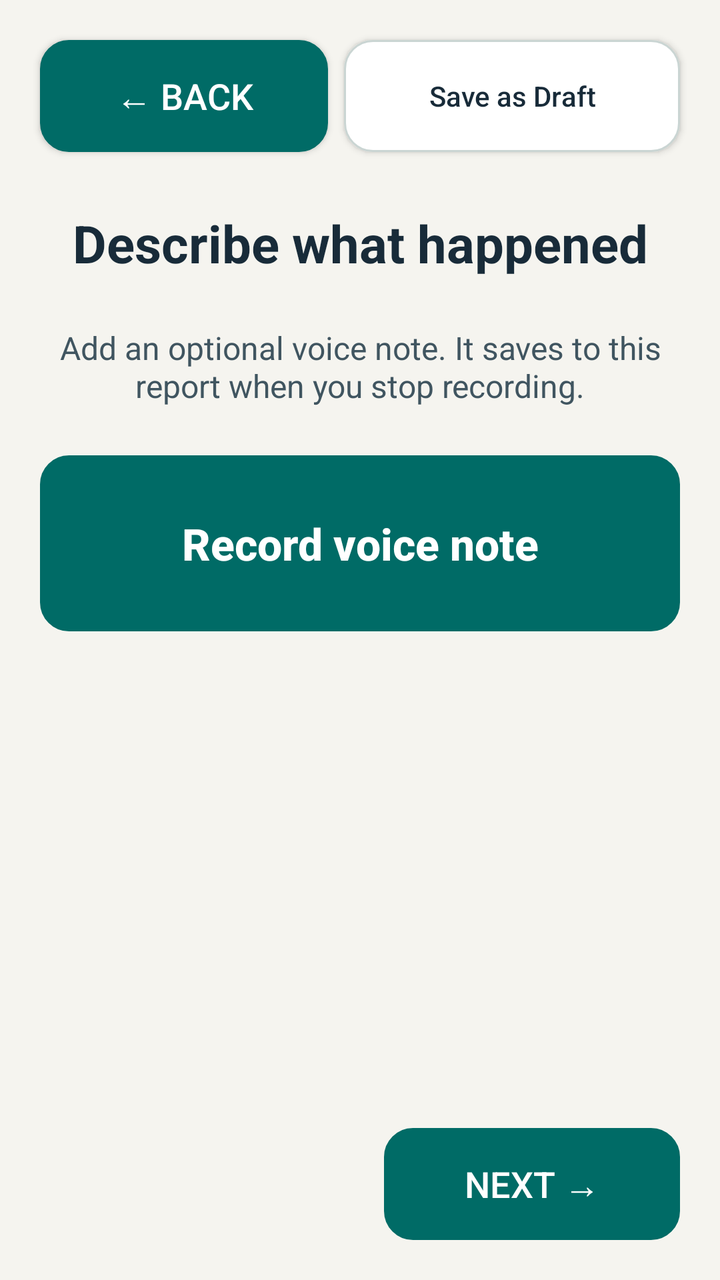
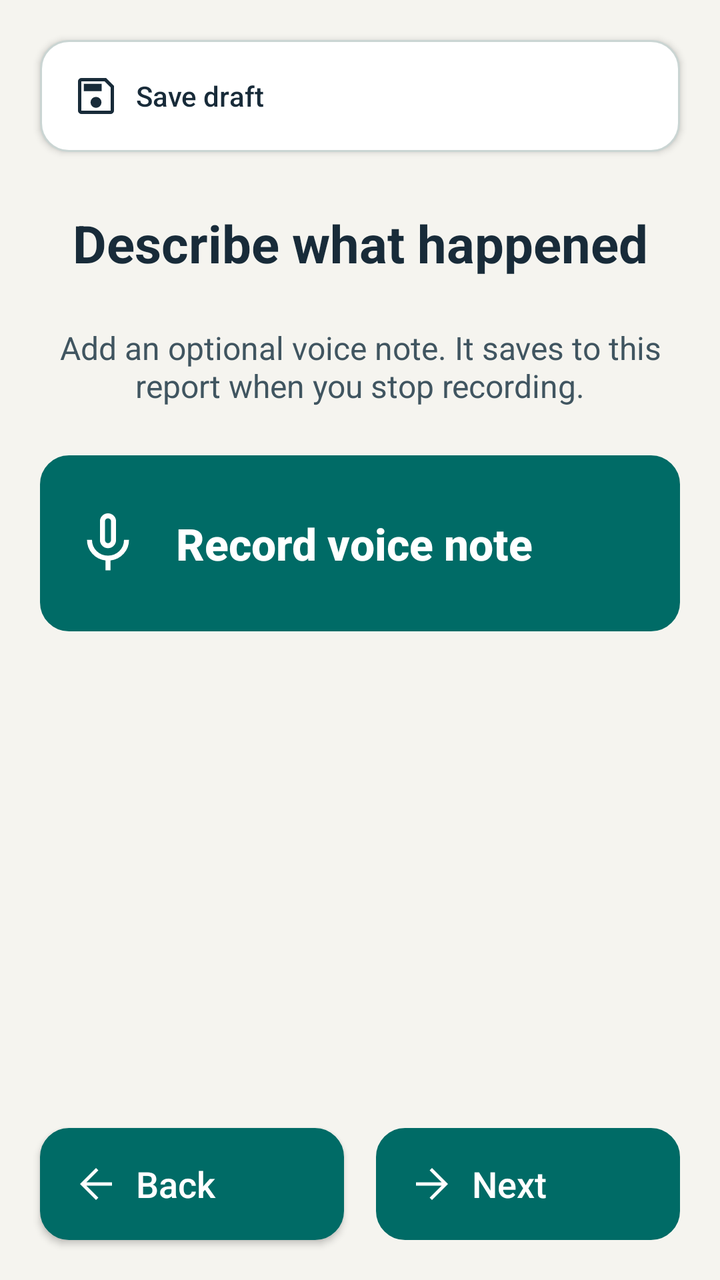

Compare the two renders of this Android layout. The source of the first and the diff that turns it into the second are given below.
<!-- AndroidManifest.xml: application theme Theme.JavaReportingSystem -->
<!-- res/layout/activity_report_voice.xml -->
<?xml version="1.0" encoding="utf-8"?>
<androidx.constraintlayout.widget.ConstraintLayout xmlns:android="http://schemas.android.com/apk/res/android"
    xmlns:app="http://schemas.android.com/apk/res-auto"
    xmlns:tools="http://schemas.android.com/tools"
    android:id="@+id/main"
    android:layout_width="match_parent"
    android:layout_height="match_parent"
    android:background="@color/safety_background"
    tools:context=".ui.ReportVoiceActivity">

    <Button
        android:id="@+id/btnBack"
        android:layout_width="144dp"
        android:layout_height="56dp"
        android:layout_marginStart="20dp"
        android:layout_marginTop="20dp"
        android:background="@drawable/back_button"
        android:text="@string/back"
        android:textAllCaps="false"
        android:textColor="@color/safety_on_action"
        android:textSize="18sp"
        app:layout_constraintStart_toStartOf="parent"
        app:layout_constraintTop_toTopOf="parent"
        app:backgroundTint="@null" />

    <Button
        android:id="@+id/btnSaveDraft"
        android:layout_width="0dp"
        android:layout_height="56dp"
        android:layout_marginStart="8dp"
        android:layout_marginEnd="20dp"
        android:background="@drawable/outline_button"
        android:text="@string/save_as_draft"
        android:textAllCaps="false"
        android:textColor="@color/safety_text"
        android:textSize="14sp"
        android:minWidth="0dp"
        android:paddingStart="8dp"
        android:paddingEnd="8dp"
        app:backgroundTint="@null"
        app:layout_constraintStart_toEndOf="@id/btnBack"
        app:layout_constraintEnd_toEndOf="parent"
        app:layout_constraintTop_toTopOf="@id/btnBack" />

    <TextView
        android:id="@+id/txtHeading"
        android:layout_width="0dp"
        android:layout_height="wrap_content"
        android:layout_marginStart="20dp"
        android:layout_marginTop="28dp"
        android:layout_marginEnd="20dp"
        android:gravity="center"
        android:text="@string/voice_heading"
        android:textColor="@color/safety_text"
        android:textSize="26sp"
        android:textStyle="bold"
        app:layout_constraintEnd_toEndOf="parent"
        app:layout_constraintStart_toStartOf="parent"
        app:layout_constraintTop_toBottomOf="@id/btnBack" />

    <ScrollView
        android:id="@+id/voiceContent"
        android:layout_width="0dp"
        android:layout_height="0dp"
        android:fillViewport="true"
        app:layout_constraintBottom_toTopOf="@id/btnNext"
        app:layout_constraintEnd_toEndOf="parent"
        app:layout_constraintStart_toStartOf="parent"
        app:layout_constraintTop_toBottomOf="@id/txtHeading">

        <LinearLayout
            android:layout_width="match_parent"
            android:layout_height="wrap_content"
            android:orientation="vertical"
            android:paddingStart="20dp"
            android:paddingTop="24dp"
            android:paddingEnd="20dp"
            android:paddingBottom="24dp">

            <TextView
                android:id="@+id/tvVoiceStatus"
                android:layout_width="match_parent"
                android:layout_height="wrap_content"
                android:gravity="center"
                android:accessibilityLiveRegion="polite"
                android:text="@string/voice_hint"
                android:textColor="@color/safety_text_secondary"
                android:textSize="16sp" />

            <Button
                android:id="@+id/btnRecord"
                android:layout_width="match_parent"
                android:layout_height="wrap_content"
                android:layout_marginTop="24dp"
                android:background="@drawable/record_button"
                android:insetBottom="0dp"
                android:insetTop="0dp"
                android:minHeight="88dp"
                android:padding="16dp"
                android:stateListAnimator="@null"
                android:text="@string/record_voice_note"
                android:textAllCaps="false"
                android:textColor="@color/safety_on_action"
                android:textSize="22sp"
                android:textStyle="bold"
        app:backgroundTint="@null" />

            <TextView
                android:id="@+id/tvRecordTimer"
                android:layout_width="match_parent"
                android:layout_height="wrap_content"
                android:layout_marginTop="12dp"
                android:gravity="center"
                android:text="0:00"
                android:textColor="@color/safety_text"
                android:textSize="18sp"
                android:visibility="gone" />

            <LinearLayout
                android:id="@+id/audioPlayer"
                android:layout_width="match_parent"
                android:layout_height="wrap_content"
                android:layout_marginTop="28dp"
                android:orientation="vertical"
                android:visibility="gone" />
        </LinearLayout>
    </ScrollView>

    <Button
        android:id="@+id/btnNext"
        android:layout_width="148dp"
        android:layout_height="56dp"
        android:layout_marginEnd="20dp"
        android:layout_marginBottom="20dp"
        android:background="@drawable/next_button"
        android:enabled="false"
        android:text="@string/next"
        android:textAllCaps="false"
        android:textColor="@color/safety_on_action"
        android:textSize="18sp"
        app:layout_constraintBottom_toBottomOf="parent"
        app:layout_constraintEnd_toEndOf="parent"
        app:backgroundTint="@null" />

</androidx.constraintlayout.widget.ConstraintLayout>
<!-- resources referenced by this layout -->
<resources>
  <color name="safety_background">#F5F4EF</color>
  <color name="safety_on_action">#FFFFFF</color>
  <color name="safety_text">#182B39</color>
  <color name="safety_text_secondary">#405560</color>
  <string name="back">← BACK</string>
  <string name="next">NEXT →</string>
  <string name="save_as_draft">Save as Draft</string>
  <color name="safety_action">#006B66</color>
  <color name="safety_surface">#FFFFFF</color>
  <color name="safety_border">#CAD5D3</color>
  <!-- unchanged entries left out for length: 9 -->
</resources>

<!-- the commit's change to res/layout/activity_report_voice.xml (unified diff, before → after) -->
@@ -8,26 +8,41 @@
     android:background="@color/safety_background"
     tools:context=".ui.ReportVoiceActivity">
 
+    <androidx.constraintlayout.widget.Guideline
+        android:id="@+id/bottomGuide"
+        android:layout_width="wrap_content"
+        android:layout_height="wrap_content"
+        android:orientation="vertical"
+        app:layout_constraintGuide_percent="0.5" />
+
     <Button
         android:id="@+id/btnBack"
-        android:layout_width="144dp"
+        android:layout_width="0dp"
         android:layout_height="56dp"
         android:layout_marginStart="20dp"
-        android:layout_marginTop="20dp"
         android:background="@drawable/back_button"
         android:text="@string/back"
         android:textAllCaps="false"
         android:textColor="@color/safety_on_action"
         android:textSize="18sp"
         app:layout_constraintStart_toStartOf="parent"
-        app:layout_constraintTop_toTopOf="parent"
-        app:backgroundTint="@null" />
+        app:backgroundTint="@null"
+        android:drawableStart="@drawable/ic_ms_arrow_back"
+        android:drawableTint="@color/safety_on_action"
+        android:drawablePadding="8dp"
+        android:gravity="center_vertical|start"
+        android:paddingStart="16dp"
+        android:paddingEnd="16dp"
+        android:layout_marginEnd="8dp"
+        android:layout_marginBottom="20dp"
+        app:layout_constraintBottom_toBottomOf="parent"
+        app:layout_constraintEnd_toStartOf="@id/bottomGuide" />
 
     <Button
         android:id="@+id/btnSaveDraft"
         android:layout_width="0dp"
         android:layout_height="56dp"
-        android:layout_marginStart="8dp"
+        android:layout_marginStart="20dp"
         android:layout_marginEnd="20dp"
         android:background="@drawable/outline_button"
         android:text="@string/save_as_draft"
@@ -35,12 +50,17 @@
         android:textColor="@color/safety_text"
         android:textSize="14sp"
         android:minWidth="0dp"
-        android:paddingStart="8dp"
-        android:paddingEnd="8dp"
+        android:paddingStart="16dp"
+        android:paddingEnd="16dp"
         app:backgroundTint="@null"
-        app:layout_constraintStart_toEndOf="@id/btnBack"
         app:layout_constraintEnd_toEndOf="parent"
-        app:layout_constraintTop_toTopOf="@id/btnBack" />
+        android:drawableStart="@drawable/ic_ms_save"
+        android:drawableTint="@color/safety_text"
+        android:drawablePadding="8dp"
+        android:gravity="center_vertical|start"
+        android:layout_marginTop="20dp"
+        app:layout_constraintStart_toStartOf="parent"
+        app:layout_constraintTop_toTopOf="parent" />
 
     <TextView
         android:id="@+id/txtHeading"
@@ -56,7 +76,7 @@
         android:textStyle="bold"
         app:layout_constraintEnd_toEndOf="parent"
         app:layout_constraintStart_toStartOf="parent"
-        app:layout_constraintTop_toBottomOf="@id/btnBack" />
+        app:layout_constraintTop_toBottomOf="@id/btnSaveDraft" />
 
     <ScrollView
         android:id="@+id/voiceContent"
@@ -103,7 +123,13 @@
                 android:textColor="@color/safety_on_action"
                 android:textSize="22sp"
                 android:textStyle="bold"
-        app:backgroundTint="@null" />
+        app:backgroundTint="@null"
+                android:drawableStart="@drawable/ic_ms_mic"
+                android:drawableTint="@color/safety_on_action"
+                android:drawablePadding="16dp"
+                android:gravity="center_vertical|start"
+                android:paddingStart="16dp"
+                android:paddingEnd="16dp" />
 
             <TextView
                 android:id="@+id/tvRecordTimer"
@@ -128,7 +154,7 @@
 
     <Button
         android:id="@+id/btnNext"
-        android:layout_width="148dp"
+        android:layout_width="0dp"
         android:layout_height="56dp"
         android:layout_marginEnd="20dp"
         android:layout_marginBottom="20dp"
@@ -140,6 +166,14 @@
         android:textSize="18sp"
         app:layout_constraintBottom_toBottomOf="parent"
         app:layout_constraintEnd_toEndOf="parent"
-        app:backgroundTint="@null" />
+        app:backgroundTint="@null"
+        android:drawableStart="@drawable/ic_ms_arrow_forward"
+        android:drawableTint="@color/safety_on_action"
+        android:drawablePadding="8dp"
+        android:gravity="center_vertical|start"
+        android:paddingStart="16dp"
+        android:paddingEnd="16dp"
+        android:layout_marginStart="8dp"
+        app:layout_constraintStart_toStartOf="@id/bottomGuide" />
 
 </androidx.constraintlayout.widget.ConstraintLayout>
<!-- resource entries referenced after the edit -->
@@ -4,9 +4,53 @@
   <color name="safety_on_action">#FFFFFF</color>
   <color name="safety_text">#182B39</color>
   <color name="safety_text_secondary">#405560</color>
-  <string name="back">← BACK</string>
-  <string name="next">NEXT →</string>
-  <string name="save_as_draft">Save as Draft</string>
+  <!-- drawable ic_ms_arrow_back (drawable) -->
+  <vector xmlns:android="http://schemas.android.com/apk/res/android"
+      android:width="24dp"
+      android:height="24dp"
+      android:viewportWidth="960"
+      android:viewportHeight="960"
+      android:autoMirrored="true">
+    <path
+        android:fillColor="@color/safety_text"
+        android:pathData="M287,513.33L527,753.33L480,800L160,480L480,160L527,206.67L287,446.67L800,446.67L800,513.33L287,513.33Z"/>
+  </vector>
+  <!-- drawable ic_ms_arrow_forward (drawable) -->
+  <vector xmlns:android="http://schemas.android.com/apk/res/android"
+      android:width="24dp"
+      android:height="24dp"
+      android:viewportWidth="960"
+      android:viewportHeight="960"
+      android:autoMirrored="true">
+    <path
+        android:fillColor="@color/safety_text"
+        android:pathData="M673,513.33L160,513.33L160,446.67L673,446.67L433,206.67L480,160L800,480L480,800L433,753.33L673,513.33Z"/>
+  </vector>
+  <!-- drawable ic_ms_mic (drawable) -->
+  <vector xmlns:android="http://schemas.android.com/apk/res/android"
+      android:width="36dp"
+      android:height="36dp"
+      android:viewportWidth="960"
+      android:viewportHeight="960"
+  >
+    <path
+        android:fillColor="@color/safety_text"
+        android:pathData="M480,544.67Q434.67,544.67 403.67,512.39Q372.67,480.11 372.67,434L372.67,186.67Q372.67,142.22 403.96,111.11Q435.26,80 479.96,80Q524.67,80 556,111.11Q587.33,142.22 587.33,186.67L587.33,434Q587.33,480.11 556.33,512.39Q525.33,544.67 480,544.67ZM480,312.67Q480,312.67 480,312.67Q480,312.67 480,312.67L480,312.67Q480,312.67 480,312.67Q480,312.67 480,312.67Q480,312.67 480,312.67Q480,312.67 480,312.67L480,312.67Q480,312.67 480,312.67Q480,312.67 480,312.67ZM446.67,840L446.67,708.33Q341.33,696.33 270.67,618Q200,539.67 200,434L266.67,434Q266.67,522.33 329.03,583.17Q391.38,644 479.86,644Q568.33,644 630.83,583.17Q693.33,522.33 693.33,434L760,434Q760,539.67 689.33,618Q618.67,696.33 513.33,708.33L513.33,840L446.67,840ZM480,478Q497.67,478 509.17,465.17Q520.67,452.33 520.67,434L520.67,186.67Q520.67,169.67 508.98,158.17Q497.28,146.67 480,146.67Q462.72,146.67 451.02,158.17Q439.33,169.67 439.33,186.67L439.33,434Q439.33,452.33 450.83,465.17Q462.33,478 480,478Z"/>
+  </vector>
+  <!-- drawable ic_ms_save (drawable) -->
+  <vector xmlns:android="http://schemas.android.com/apk/res/android"
+      android:width="24dp"
+      android:height="24dp"
+      android:viewportWidth="960"
+      android:viewportHeight="960"
+  >
+    <path
+        android:fillColor="@color/safety_text"
+        android:pathData="M840,278L840,773.33Q840,800.33 820.17,820.17Q800.33,840 773.33,840L186.67,840Q159.67,840 139.83,820.17Q120,800.33 120,773.33L120,186.67Q120,159.67 139.83,139.83Q159.67,120 186.67,120L682,120L840,278ZM773.33,307.33L652.67,186.67L186.67,186.67Q186.67,186.67 186.67,186.67Q186.67,186.67 186.67,186.67L186.67,773.33Q186.67,773.33 186.67,773.33Q186.67,773.33 186.67,773.33L773.33,773.33Q773.33,773.33 773.33,773.33Q773.33,773.33 773.33,773.33L773.33,307.33ZM479.84,716.67Q525.33,716.67 557.33,684.82Q589.33,652.98 589.33,607.49Q589.33,562 557.49,530Q525.65,498 480.16,498Q434.67,498 402.67,529.84Q370.67,561.69 370.67,607.18Q370.67,652.67 402.51,684.67Q434.35,716.67 479.84,716.67ZM235.33,384L594,384L594,235.33L235.33,235.33L235.33,384ZM186.67,307.33L186.67,773.33Q186.67,773.33 186.67,773.33Q186.67,773.33 186.67,773.33L186.67,773.33Q186.67,773.33 186.67,773.33Q186.67,773.33 186.67,773.33L186.67,186.67Q186.67,186.67 186.67,186.67Q186.67,186.67 186.67,186.67L186.67,186.67L186.67,307.33Z"/>
+  </vector>
+  <string name="back">Back</string>
+  <string name="next">Next</string>
+  <string name="save_as_draft">Save draft</string>
   <color name="safety_action">#006B66</color>
   <color name="safety_surface">#FFFFFF</color>
   <color name="safety_border">#CAD5D3</color>
